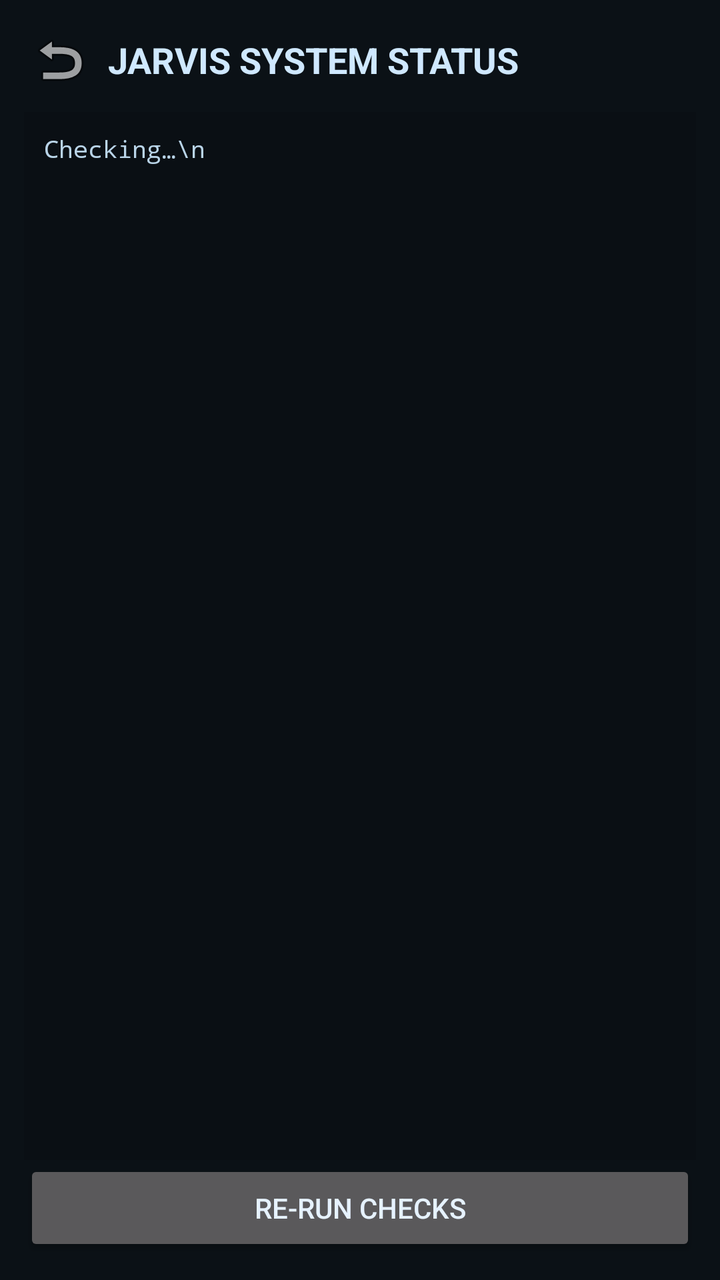
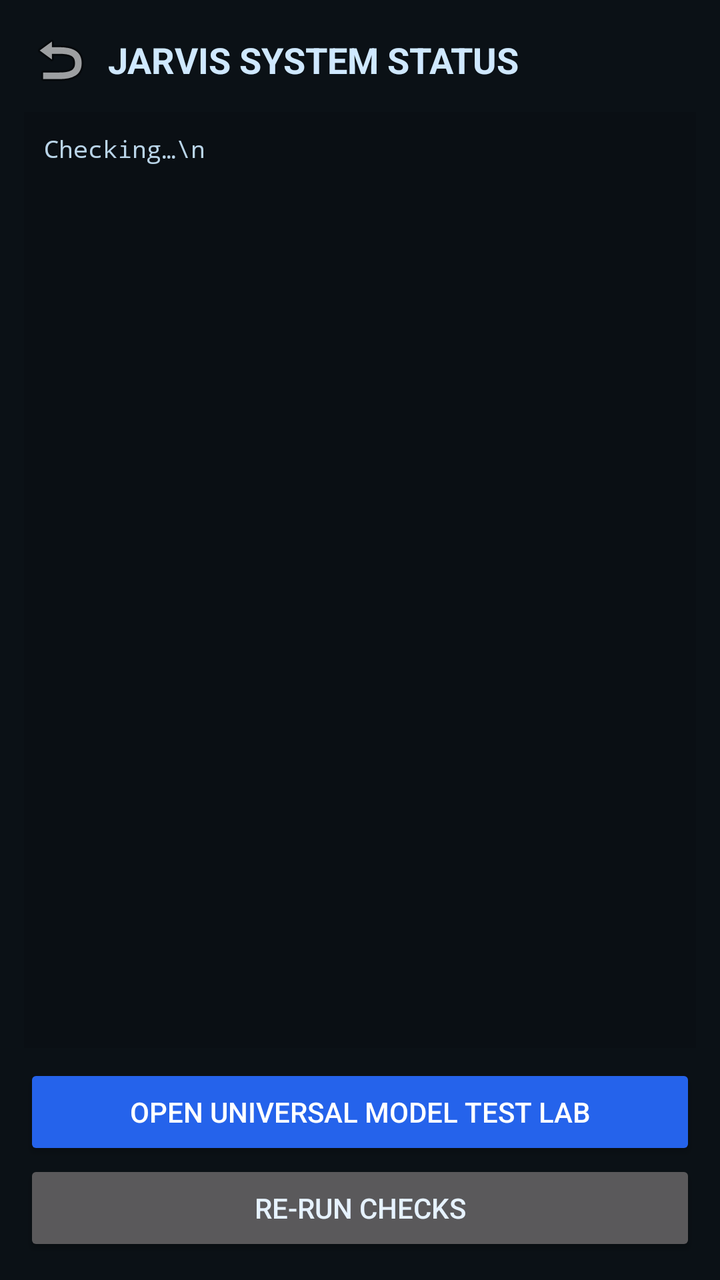

Compare the two renders of this Android layout. The source of the first and the diff that turns it into the second are given below.
<!-- AndroidManifest.xml: application theme Theme.Jarvis -->
<!-- res/layout/activity_diagnostics.xml -->
<?xml version="1.0" encoding="utf-8"?>
<LinearLayout xmlns:android="http://schemas.android.com/apk/res/android"
    android:layout_width="match_parent"
    android:layout_height="match_parent"
    android:orientation="vertical"
    android:padding="12dp">

    
    <LinearLayout
        android:layout_width="match_parent"
        android:layout_height="wrap_content"
        android:orientation="horizontal"
        android:gravity="center_vertical">

        <ImageButton
            android:id="@+id/btn_back"
            android:layout_width="36dp"
            android:layout_height="36dp"
            android:layout_marginEnd="6dp"
            android:background="?attr/selectableItemBackgroundBorderless"
            android:src="@android:drawable/ic_menu_revert"
            android:contentDescription="Back" />

        <TextView
            android:layout_width="0dp"
            android:layout_height="wrap_content"
            android:layout_weight="1"
            android:text="JARVIS SYSTEM STATUS"
            android:textColor="#CFE8FF"
            android:textSize="18sp"
            android:textStyle="bold" />
    </LinearLayout>

    <ScrollView
        android:layout_width="match_parent"
        android:layout_height="0dp"
        android:layout_marginTop="8dp"
        android:layout_weight="1"
        android:background="#0A0F14">

        <TextView
            android:id="@+id/diag_view"
            android:layout_width="match_parent"
            android:layout_height="wrap_content"
            android:fontFamily="monospace"
            android:padding="10dp"
            android:text="Checking…\n"
            android:textColor="#B9D4E8"
            android:textIsSelectable="true"
            android:textSize="12sp" />
    </ScrollView>

    <Button
        android:id="@+id/diag_refresh"
        android:layout_width="match_parent"
        android:layout_height="wrap_content"
        android:text="RE-RUN CHECKS" />
</LinearLayout>
<!-- resources referenced by this layout -->
<resources>
  <style name="Theme.Jarvis" parent="Theme.MaterialComponents.NoActionBar">
          <item name="colorPrimary">@color/jv_surface_hi</item>
          <item name="colorPrimaryVariant">@color/jv_bg</item>
          <item name="colorOnPrimary">@color/jv_text</item>
          <item name="colorSecondary">@color/jv_accent</item>
          <item name="colorSecondaryVariant">@color/jv_accent_dim</item>
          <item name="colorOnSecondary">@color/black</item>
          <item name="android:windowBackground">@color/jv_bg</item>
          <item name="android:statusBarColor">@color/jv_bg</item>
          <item name="android:navigationBarColor">@color/jv_bg</item>
          <item name="android:textColor">@color/jv_text</item>
      </style>
  <color name="jv_surface_hi">#FF16232E</color>
  <color name="jv_bg">#FF0B1116</color>
  <color name="jv_text">#FFE6F2FF</color>
  <color name="jv_accent">#FF4FD1C5</color>
  <color name="jv_accent_dim">#FF2A8F87</color>
  <color name="black">#FF000000</color>
</resources>

<!-- the commit's change to res/layout/activity_diagnostics.xml (unified diff, before → after) -->
@@ -51,6 +51,15 @@
     </ScrollView>
 
     <Button
+        android:id="@+id/btn_open_test_lab"
+        android:layout_width="match_parent"
+        android:layout_height="wrap_content"
+        android:text="OPEN UNIVERSAL MODEL TEST LAB"
+        android:backgroundTint="#2563EB"
+        android:textColor="#FFFFFF"
+        android:layout_marginTop="8dp" />
+
+    <Button
         android:id="@+id/diag_refresh"
         android:layout_width="match_parent"
         android:layout_height="wrap_content"
